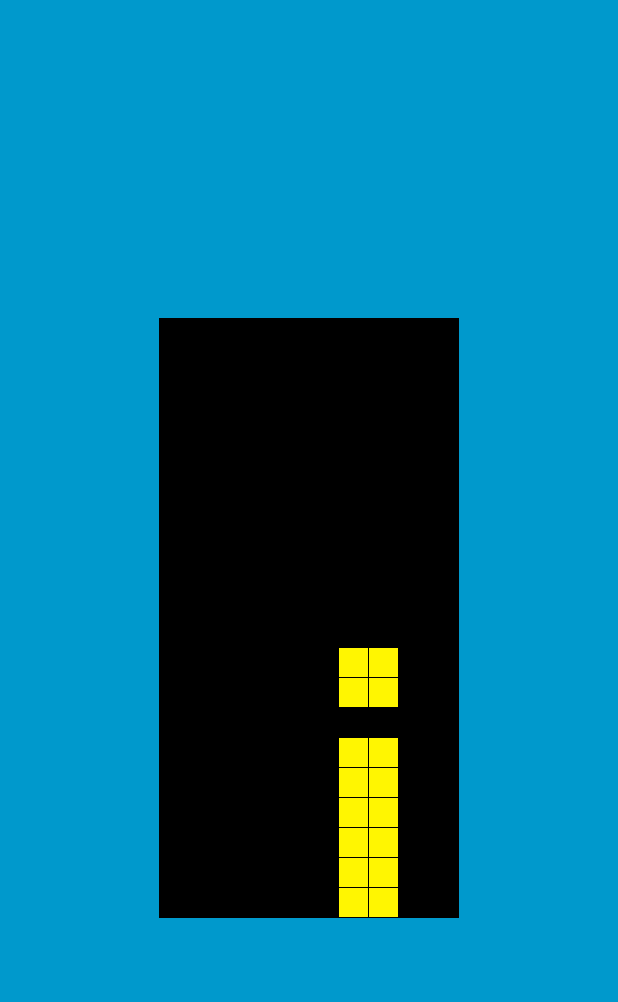
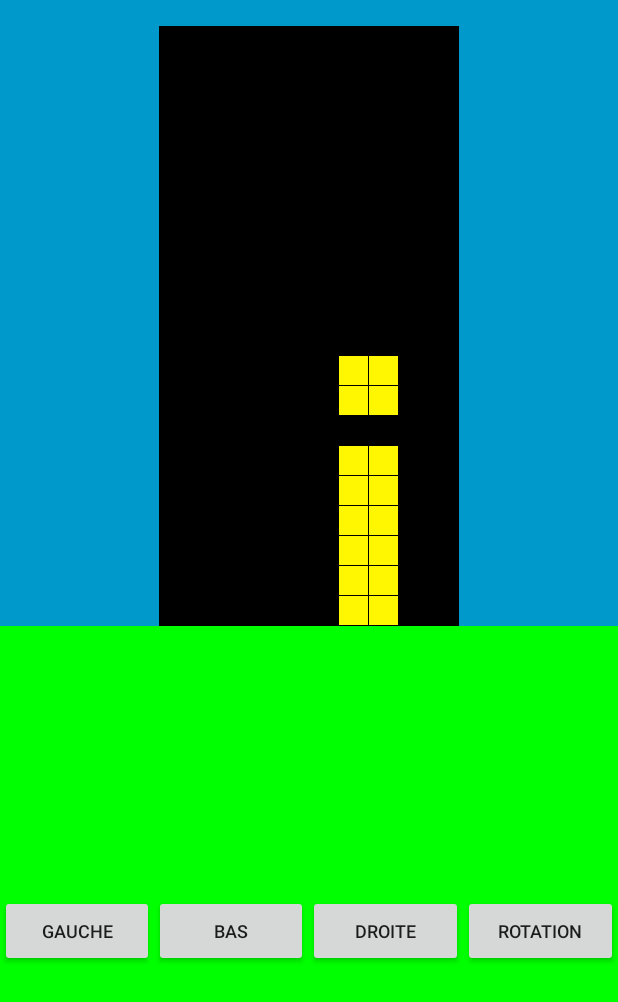
Before and after one commit to MichaelMondou/tetris, an Android app: the screen it shows after launch (MainActivity), on a phone screen of 412 x 824 dp. Shown: the top 1002 px of the screen. Run offline under Robolectric (Android 15) with nearby library versions, the phone set to English and light mode, and no system bars.

Commit message:
Add buttons of movement

```diff
--- a/app/src/main/res/layout/activity_main.xml
+++ b/app/src/main/res/layout/activity_main.xml
@@ -15,8 +15,9 @@
             android:id="@+id/relativeLayout4"
             android:layout_width="200dp"
             android:layout_height="400dp"
-            android:layout_centerVertical="true"
-            android:layout_centerHorizontal="true">
+            android:layout_alignParentTop="true"
+            android:layout_alignStart="@+id/resetLayout"
+            android:layout_marginTop="17dp">
 
             <GridView
                 android:id="@+id/gridview"
@@ -25,7 +26,9 @@
                 android:layout_height="match_parent"
                 android:numColumns="10"
                 android:horizontalSpacing="1px"
-                android:verticalSpacing="1px"/>
+                android:verticalSpacing="1px"
+                android:layout_alignParentStart="true"
+                android:layout_alignParentBottom="true" />
 
         </RelativeLayout>
 
@@ -33,31 +36,77 @@
             android:layout_width="200dp"
             android:layout_height="200dp"
             android:background="#FF0000"
-            android:layout_centerHorizontal="true"
-            android:layout_centerVertical="true"
             android:id="@+id/resetLayout"
             android:orientation="horizontal"
-            android:visibility="invisible">
+            android:visibility="invisible"
+            android:layout_alignTop="@+id/relativeLayout4"
+            android:layout_centerHorizontal="true"
+            android:layout_marginTop="65dp">
 
+            <TextView
+                android:id="@+id/resetTextView"
+                android:layout_width="wrap_content"
+                android:layout_height="wrap_content"
+                android:layout_centerHorizontal="true"
+                android:layout_centerVertical="true"
+                android:layout_weight="0.09"
+                android:text="Partie terminée"
+                android:visibility="invisible" />
         </LinearLayout>
 
         <Button
             android:id="@+id/resetButton"
             android:layout_width="wrap_content"
             android:layout_height="wrap_content"
+            android:text="Recommencer"
+            android:visibility="invisible"
             android:layout_alignBottom="@+id/resetLayout"
             android:layout_centerHorizontal="true"
-            android:text="Recommencer"
-            android:visibility="invisible"/>
+            android:layout_marginBottom="20dp" />
 
-        <TextView
-            android:id="@+id/resetTextView"
-            android:layout_width="wrap_content"
+        <LinearLayout
+            android:id="@+id/btnLL"
+            android:layout_width="match_parent"
             android:layout_height="wrap_content"
-            android:layout_centerHorizontal="true"
-            android:layout_centerVertical="true"
-            android:text="Partie terminée"
-            android:visibility="invisible"/>
+            android:layout_below="@+id/relativeLayout4"
+            android:layout_alignParentBottom="true"
+            android:background="#00FF00">
 
+            <Button
+                android:id="@+id/leftButton"
+                android:layout_width="0dp"
+                android:layout_height="wrap_content"
+                android:layout_gravity="center_vertical"
+                android:layout_weight="1"
+                android:text="Gauche"
+                android:textSize="12sp" />
+
+            <Button
+                android:id="@+id/downButton"
+                android:layout_width="0dp"
+                android:layout_height="wrap_content"
+                android:layout_gravity="center_vertical"
+                android:layout_weight="1"
+                android:text="Bas"
+                android:textSize="12sp" />
+
+            <Button
+                android:id="@+id/rightButton"
+                android:layout_width="0dp"
+                android:layout_height="wrap_content"
+                android:layout_gravity="center_vertical"
+                android:layout_weight="1"
+                android:text="Droite"
+                android:textSize="12sp" />
+
+            <Button
+                android:id="@+id/rotateButton"
+                android:layout_width="0dp"
+                android:layout_height="wrap_content"
+                android:layout_gravity="center_vertical"
+                android:layout_weight="1"
+                android:text="Rotation"
+                android:textSize="12sp" />
+        </LinearLayout>
     </RelativeLayout>
 </android.support.constraint.ConstraintLayout>
```
